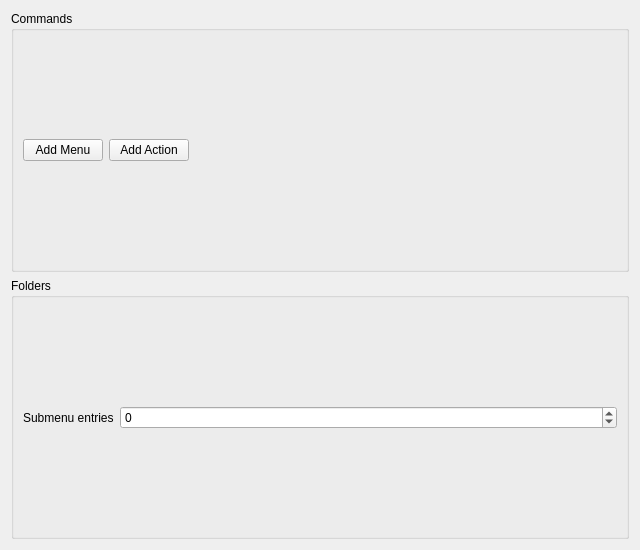
g-fb/quickaccess, file settings.ui: the form before one commit.
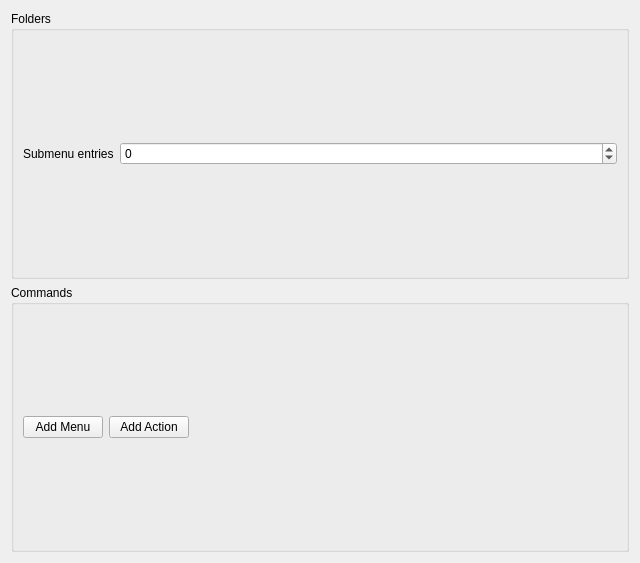
The form after the commit. Custom widgets are drawn as their Qt base class.

Commit message: - move folder on top of settings page - update appdata file

```diff
--- a/settings.ui
+++ b/settings.ui
@@ -7,53 +7,13 @@
     <x>0</x>
     <y>0</y>
     <width>640</width>
-    <height>550</height>
+    <height>563</height>
    </rect>
   </property>
   <property name="windowTitle">
    <string>Form</string>
   </property>
   <layout class="QVBoxLayout" name="verticalLayout">
-   <item>
-    <widget class="QGroupBox" name="commandsGroupBox">
-     <property name="title">
-      <string>Commands</string>
-     </property>
-     <layout class="QVBoxLayout" name="verticalLayout_2">
-      <item>
-       <layout class="QHBoxLayout" name="horizontalLayout_2">
-        <item>
-         <widget class="QPushButton" name="addMenu">
-          <property name="text">
-           <string>Add Menu</string>
-          </property>
-         </widget>
-        </item>
-        <item>
-         <widget class="QPushButton" name="addActionButton">
-          <property name="text">
-           <string>Add Action</string>
-          </property>
-         </widget>
-        </item>
-        <item>
-         <spacer name="horizontalSpacer">
-          <property name="orientation">
-           <enum>Qt::Horizontal</enum>
-          </property>
-          <property name="sizeHint" stdset="0">
-           <size>
-            <width>40</width>
-            <height>20</height>
-           </size>
-          </property>
-         </spacer>
-        </item>
-       </layout>
-      </item>
-     </layout>
-    </widget>
-   </item>
    <item>
     <widget class="QGroupBox" name="groupBox">
      <property name="title">
@@ -103,6 +63,46 @@
      </layout>
     </widget>
    </item>
+   <item>
+    <widget class="QGroupBox" name="commandsGroupBox">
+     <property name="title">
+      <string>Commands</string>
+     </property>
+     <layout class="QVBoxLayout" name="verticalLayout_2">
+      <item>
+       <layout class="QHBoxLayout" name="horizontalLayout_2">
+        <item>
+         <widget class="QPushButton" name="addMenu">
+          <property name="text">
+           <string>Add Menu</string>
+          </property>
+         </widget>
+        </item>
+        <item>
+         <widget class="QPushButton" name="addActionButton">
+          <property name="text">
+           <string>Add Action</string>
+          </property>
+         </widget>
+        </item>
+        <item>
+         <spacer name="horizontalSpacer">
+          <property name="orientation">
+           <enum>Qt::Horizontal</enum>
+          </property>
+          <property name="sizeHint" stdset="0">
+           <size>
+            <width>40</width>
+            <height>20</height>
+           </size>
+          </property>
+         </spacer>
+        </item>
+       </layout>
+      </item>
+     </layout>
+    </widget>
+   </item>
   </layout>
  </widget>
  <customwidgets>
```
The commit also changes 1 other file.
